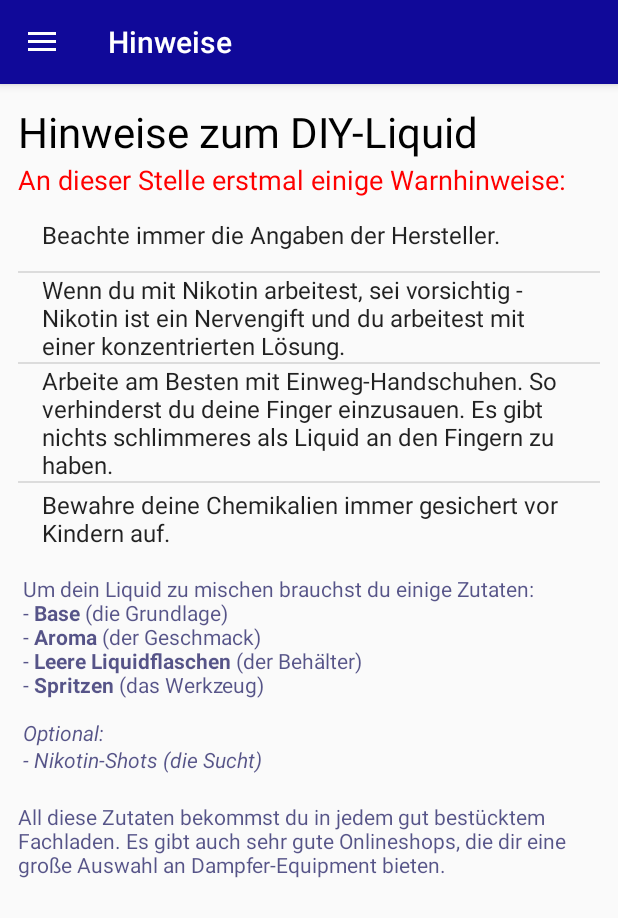
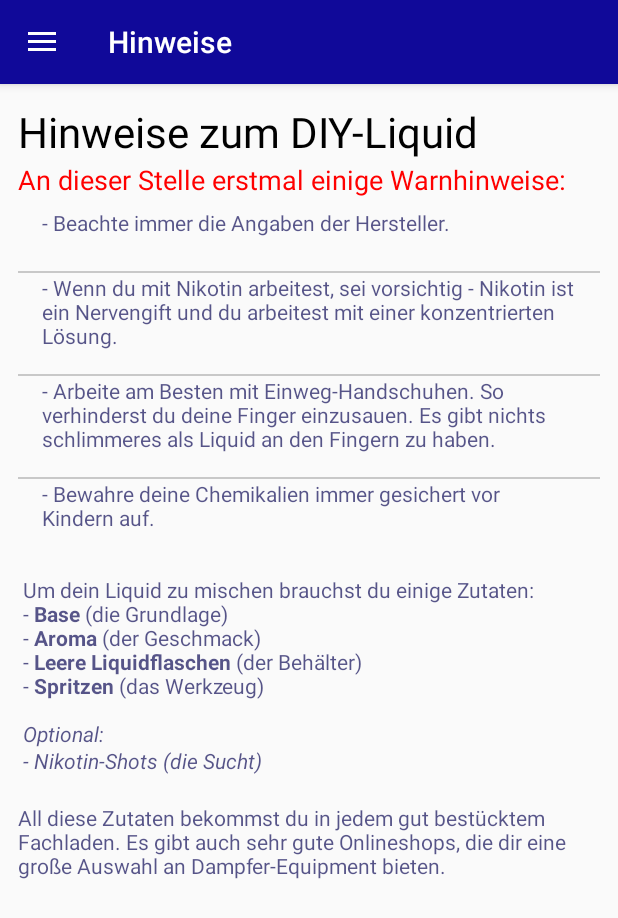
Before and after one commit to Schloni1995/LiquiCalc, an Android app: the screen it shows after launch (StartActivity), in the side drawer, after a tap on "Hinweise", on a phone screen of 412 x 824 dp. Shown: the top 918 px of the screen. Run offline under Robolectric (Android 15) with nearby library versions, the phone set to English and light mode, and no system bars.

Commit message:
Changed Color of NonScollableList

```diff
--- a/app/src/main/java/com/example/toni/liquidcalccompatible/calculations/Calculator.java
+++ b/app/src/main/java/com/example/toni/liquidcalccompatible/calculations/Calculator.java
@@ -11,6 +11,13 @@ public class Calculator
 {
     private final MyLogger LOG = new MyLogger();
     private final String LOG_TAG = Calculator.this.toString();
+
+    private boolean isDigit()
+    {
+        //TODO ist Zahl?
+
+        return true;
+    }
 
     public double calcShotMenge(String zielLiquidMengeString, String zielLiquidKonzString, String konzShotString)
     {
--- a/app/src/main/java/com/example/toni/liquidcalccompatible/fragments/NoticeFragment.java
+++ b/app/src/main/java/com/example/toni/liquidcalccompatible/fragments/NoticeFragment.java
@@ -14,7 +14,7 @@ import com.example.toni.liquidcalccompatible.R;
  */
 public class NoticeFragment extends Fragment
 {
-
+    View view;
 
     public NoticeFragment()
     {
@@ -26,7 +26,14 @@ public class NoticeFragment extends Fragment
     public View onCreateView(LayoutInflater inflater, ViewGroup container, Bundle savedInstanceState)
     {
         // Inflate the layout for this fragment
-        return inflater.inflate(R.layout.fragment_notice, container, false);
+        view = inflater.inflate(R.layout.fragment_notice, container, false);
+        init();
+        return view;
+    }
+
+    private void init()
+    {
+//        NonScrollListView nonScrollListView = getActivity().findViewById(R.id.listView);
     }
 
 }
--- a/app/src/main/res/layout/fragment_notice.xml
+++ b/app/src/main/res/layout/fragment_notice.xml
@@ -15,7 +15,6 @@
         android:showDividers="beginning|middle|end">
 
         <TextView
-            android:id="@+id/textView3"
             android:layout_width="match_parent"
             android:layout_height="wrap_content"
             android:text="@string/notice_headline"
@@ -30,10 +29,14 @@
             android:textSize="@dimen/text_Warning" />
 
         <com.example.toni.liquidcalccompatible.objects.NonScrollListView
+            android:id="@+id/listView"
             android:layout_width="match_parent"
             android:layout_height="wrap_content"
+            android:divider="@android:drawable/divider_horizontal_textfield"
+            android:dividerHeight="1dp"
             android:entries="@array/todo"
-            android:paddingBottom="@dimen/notice_margin" />
+            android:paddingBottom="@dimen/notice_margin"
+            android:theme="@style/ListFont" />
 
         <TextView
             android:layout_width="match_parent"
--- a/app/src/main/res/values/strings.xml
+++ b/app/src/main/res/values/strings.xml
@@ -76,9 +76,9 @@
     <string name="notice_text_warning">An dieser Stelle erstmal einige Warnhinweise:</string>
 
     <string-array name="todo">
-        <item>Beachte immer die Angaben der Hersteller.</item>
-        <item>Wenn du mit Nikotin arbeitest, sei vorsichtig - Nikotin ist ein Nervengift und du arbeitest mit einer konzentrierten Lösung.</item>
-        <item>Arbeite am Besten mit Einweg-Handschuhen. So verhinderst du deine Finger einzusauen. Es gibt nichts schlimmeres als Liquid an den Fingern zu haben.</item>
-        <item>Bewahre deine Chemikalien immer gesichert vor Kindern auf.</item>
+        <item>- Beachte immer die Angaben der Hersteller.\n</item>
+        <item>- Wenn du mit Nikotin arbeitest, sei vorsichtig - Nikotin ist ein Nervengift und du arbeitest mit einer konzentrierten Lösung.\n</item>
+        <item>- Arbeite am Besten mit Einweg-Handschuhen. So verhinderst du deine Finger einzusauen. Es gibt nichts schlimmeres als Liquid an den Fingern zu haben.\n</item>
+        <item>- Bewahre deine Chemikalien immer gesichert vor Kindern auf.\n</item>
     </string-array>
 </resources>
--- a/app/src/main/res/values/styles.xml
+++ b/app/src/main/res/values/styles.xml
@@ -17,4 +17,9 @@
 
     <style name="AppTheme.PopupOverlay" parent="ThemeOverlay.AppCompat.Light" />
 
+    <style name="ListFont" parent="@android:style/Widget.ListView">
+        <item name="android:textColor">@color/colorResult</item>
+        <item name="android:textSize">@dimen/text_Notice</item>
+    </style>
+
 </resources>
```
